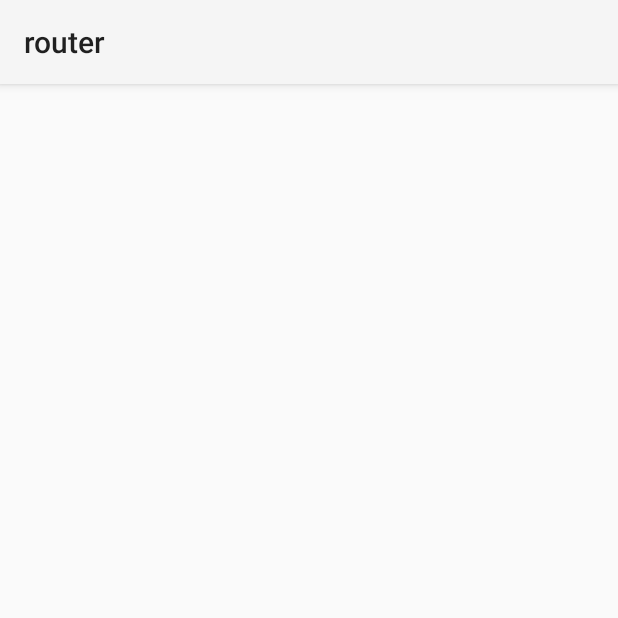
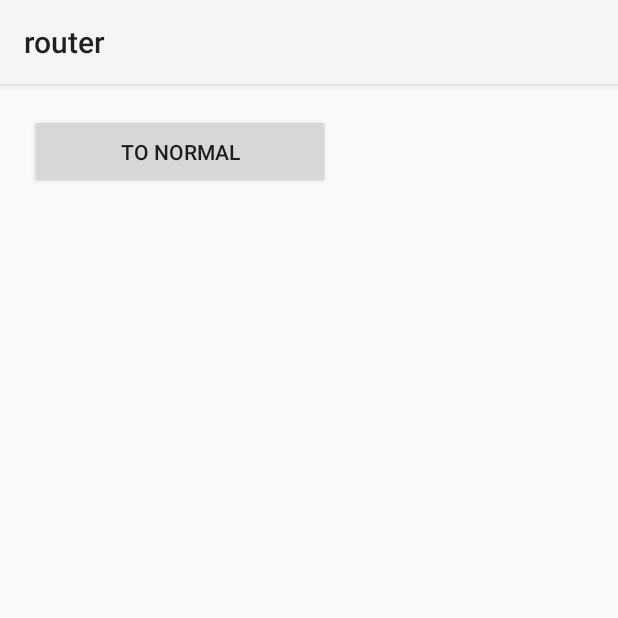
Before and after one commit to MummyDing/AndriodCustomView, an Android app: the screen it shows after launch (MainActivity), on a phone screen of 412 x 824 dp, the top half of it. Run offline under Robolectric (Android 15) with nearby library versions, the phone set to English and light mode, and no system bars; libraries missing offline, so code that uses them is left out: com.alibaba.android; 3 statements that could not run were skipped.

Commit message:
@misc 简单router调整

```diff
--- a/router/src/main/AndroidManifest.xml
+++ b/router/src/main/AndroidManifest.xml
@@ -3,6 +3,7 @@
     package="com.mummyding.demo">
 
     <application
+        android:name=".RouterApp"
         android:allowBackup="true"
         android:icon="@drawable/ic_launcher"
         android:label="@string/app_name"
@@ -10,7 +11,7 @@
         android:supportsRtl="true"
         android:theme="@style/AppTheme">
         <activity
-            android:name="com.mummyding.demo.MainActivity"
+            android:name=".MainActivity"
             android:screenOrientation="portrait">
             <intent-filter>
                 <action android:name="android.intent.action.MAIN" />
@@ -18,6 +19,9 @@
                 <category android:name="android.intent.category.LAUNCHER" />
             </intent-filter>
         </activity>
+        <activity android:name=".target.NormalActivity" />
+        <activity android:name=".target.ArgumentActivity" />
+
     </application>
 
 </manifest>
--- a/router/src/main/java/com/mummyding/demo/MainActivity.java
+++ b/router/src/main/java/com/mummyding/demo/MainActivity.java
@@ -1,13 +1,57 @@
 package com.mummyding.demo;
 
+import android.net.Uri;
 import android.support.v7.app.AppCompatActivity;
 import android.os.Bundle;
+import android.util.Log;
+import android.view.View;
+import android.widget.Button;
+
+import com.alibaba.android.arouter.facade.Postcard;
+import com.alibaba.android.arouter.facade.callback.NavigationCallback;
+import com.alibaba.android.arouter.launcher.ARouter;
 
 public class MainActivity extends AppCompatActivity {
+
+    public static final String TAG = "MainActivity";
+
+    private Button mToNormalButton;
 
     @Override
     protected void onCreate(Bundle savedInstanceState) {
         super.onCreate(savedInstanceState);
         setContentView(R.layout.activity_main);
+
+        mToNormalButton = findViewById(R.id.to_normal);
+        mToNormalButton.setOnClickListener(new View.OnClickListener() {
+            @Override
+            public void onClick(View view) {
+                ARouter.getInstance().build(RouterMap.RAW)
+                .navigation(/*getApplicationContext(), new NavigationCallback() {
+                    @Override
+                    public void onFound(Postcard postcard) {
+                        Log.d(TAG, "onFound");
+                    }
+
+                    @Override
+                    public void onLost(Postcard postcard) {
+//                        postcard.setUri(Uri.parse(RouterMap.TAG));
+//                        ARouter.getInstance().navigation(getApplicationContext(),postcard, 3, null);
+                        Log.d(TAG, "onLost");
+
+                    }
+
+                    @Override
+                    public void onArrival(Postcard postcard) {
+                        Log.d(TAG, "onArrival");
+                    }
+
+                    @Override
+                    public void onInterrupt(Postcard postcard) {
+                        Log.d(TAG, "onInterrupt");
+                    }
+                }*/);
+            }
+        });
     }
 }
--- /dev/null
+++ b/router/src/main/java/com/mummyding/demo/RouterApp.java
@@ -0,0 +1,24 @@
+package com.mummyding.demo;
+
+import android.app.Application;
+
+import com.alibaba.android.arouter.launcher.ARouter;
+
+/**
+ * Created by dingqinying on 2017/11/22.
+ */
+
+public class RouterApp extends Application {
+
+    @Override
+    public void onCreate() {
+        super.onCreate();
+        initRouter();
+    }
+
+    private void initRouter() {
+        ARouter.openLog();
+        ARouter.openDebug();
+        ARouter.init(this);
+    }
+}
--- a/router/src/main/res/layout/activity_main.xml
+++ b/router/src/main/res/layout/activity_main.xml
@@ -1,9 +1,17 @@
 <?xml version="1.0" encoding="utf-8"?>
-<android.support.constraint.ConstraintLayout xmlns:android="http://schemas.android.com/apk/res/android"
+<LinearLayout xmlns:android="http://schemas.android.com/apk/res/android"
     xmlns:app="http://schemas.android.com/apk/res-auto"
     xmlns:tools="http://schemas.android.com/tools"
     android:layout_width="match_parent"
     android:layout_height="match_parent"
-    tools:context="com.mummyding.demo.router.com.mummyding.demo.MainActivity">
+    android:layout_margin="20dp"
+    tools:context="com.mummyding.demo.MainActivity">
 
-</android.support.constraint.ConstraintLayout>
+    <Button
+        android:id="@+id/to_normal"
+        android:layout_width="200dp"
+        android:layout_height="50dp"
+        android:gravity="center"
+        android:text="To Normal" />
+
+</LinearLayout>
```
Also changed, not shown: router/src/main/java/com/mummyding/demo/RouterMap.java (added, +11 -0 lines), router/src/main/java/com/mummyding/demo/service/PathReplaceServiceImpl.java (added, +34 -0 lines), router/src/main/java/com/mummyding/demo/target/ArgumentActivity.java (added, +16 -0 lines), router/src/main/java/com/mummyding/demo/target/BaseEmptyActivity.java (added, +30 -0 lines), router/src/main/java/com/mummyding/demo/target/NormalActivity.java (added, +19 -0 lines), router/src/main/res/layout/activity_base_empty.xml (added, +14 -0 lines).
